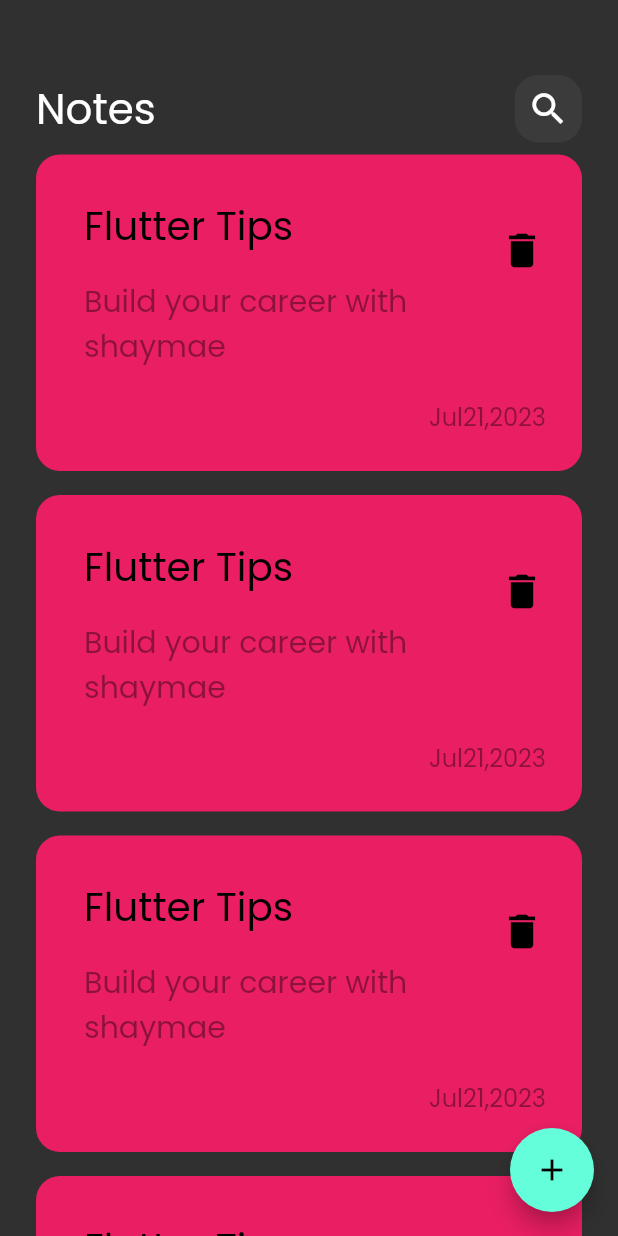
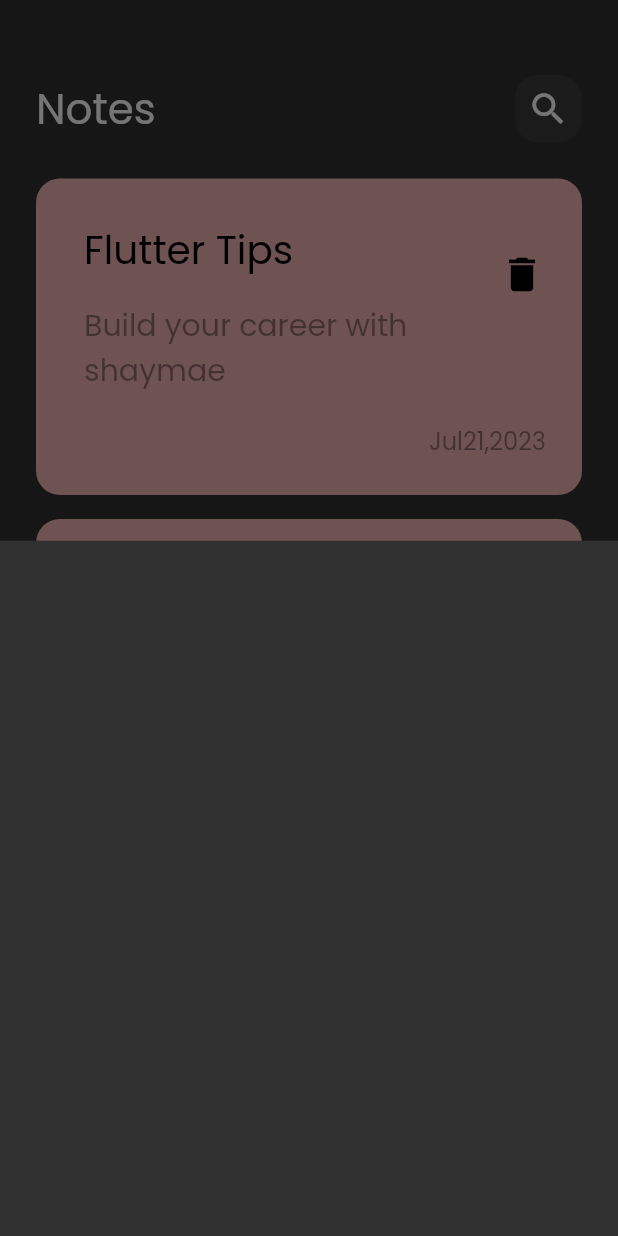
Before and after one commit to chaymaegh/notes-app, a Flutter app: the screen it shows after launch, after a tap on the "add" icon, on a phone screen of 412 x 824 dp. Run offline on Flutter 3.47's test engine with Material 2 defaults, Android fonts, the phone set to English and light mode, and no system bars.

Commit message:
show modal bottom sheet

```diff
--- a/lib/views/notes_view.dart
+++ b/lib/views/notes_view.dart
@@ -1,4 +1,7 @@
+import 'dart:io';
+
 import 'package:flutter/material.dart';
+import 'package:mission_list/views/widgets/add_note_bottom.dart';
 import 'package:mission_list/views/widgets/notes_view_body.dart';
 
 class NotesView extends StatelessWidget {
@@ -8,7 +11,13 @@
   Widget build(BuildContext context) {
     return Scaffold(
       floatingActionButton: FloatingActionButton(
-        onPressed: () {},
+        onPressed: () {
+          showModalBottomSheet(
+              context: context,
+              builder: (context) {
+                return AddNoteBottomSheet();
+              });
+        },
         child: Icon(Icons.add),
       ),
       body: NotesViewBody(),
--- /dev/null
+++ b/lib/views/widgets/add_note_bottom.dart
@@ -0,0 +1,15 @@
+import 'package:flutter/material.dart';
+
+class AddNoteBottomSheet extends StatefulWidget {
+  const AddNoteBottomSheet({super.key});
+
+  @override
+  State<AddNoteBottomSheet> createState() => _AddNoteBottomSheetState();
+}
+
+class _AddNoteBottomSheetState extends State<AddNoteBottomSheet> {
+  @override
+  Widget build(BuildContext context) {
+    return Container();
+  }
+}
--- a/lib/views/widgets/custom_note_item.dart
+++ b/lib/views/widgets/custom_note_item.dart
@@ -5,8 +5,15 @@
 class ItemNote extends StatelessWidget {
   const ItemNote({super.key});
 
- //this is for random colors items
-  final data = const [Colors.white, Colors.pink, Colors.blue];
+  //this is for random colors items
+  final data = const [
+    Color(0xFFF6CBC0),
+    Color(0xFFF1A09E),
+    Color(0xFFF0A0A8),
+    Color(0xFFE5857B),
+    Color(0xFFF1B2B2),
+    Color(0xFFEFAA97)
+  ];
   Color getRandomColor() {
     Random random = Random();
     return data[random.nextInt(data.length)];
--- a/lib/views/widgets/notes_list_view.dart
+++ b/lib/views/widgets/notes_list_view.dart
@@ -8,11 +8,16 @@
 
   @override
   Widget build(BuildContext context) {
-    return ListView.builder(itemBuilder: (context, index) {
-      return const Padding(
-        padding: const EdgeInsets.symmetric(vertical: 8),
-        child: ItemNote(),
-      );
-    });
+    return Padding(
+      padding: const EdgeInsets.symmetric(vertical: 16),
+      child: ListView.builder(
+          padding: EdgeInsets.zero,
+          itemBuilder: (context, index) {
+            return const Padding(
+              padding: const EdgeInsets.symmetric(vertical: 8),
+              child: ItemNote(),
+            );
+          }),
+    );
   }
 }
```
